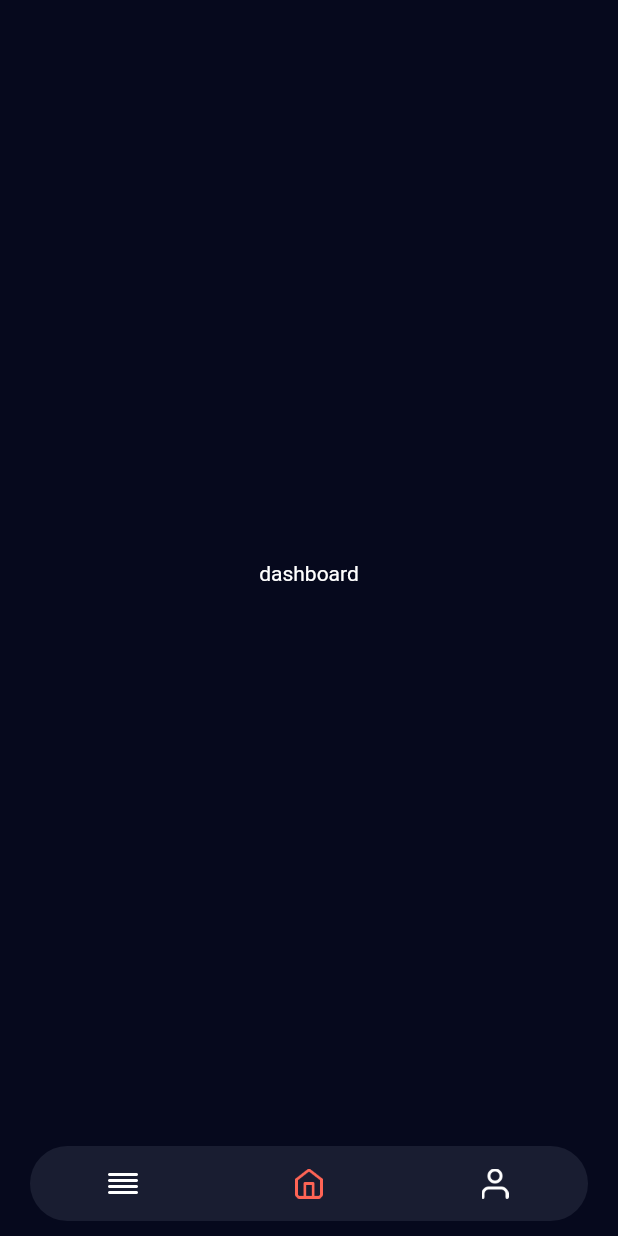
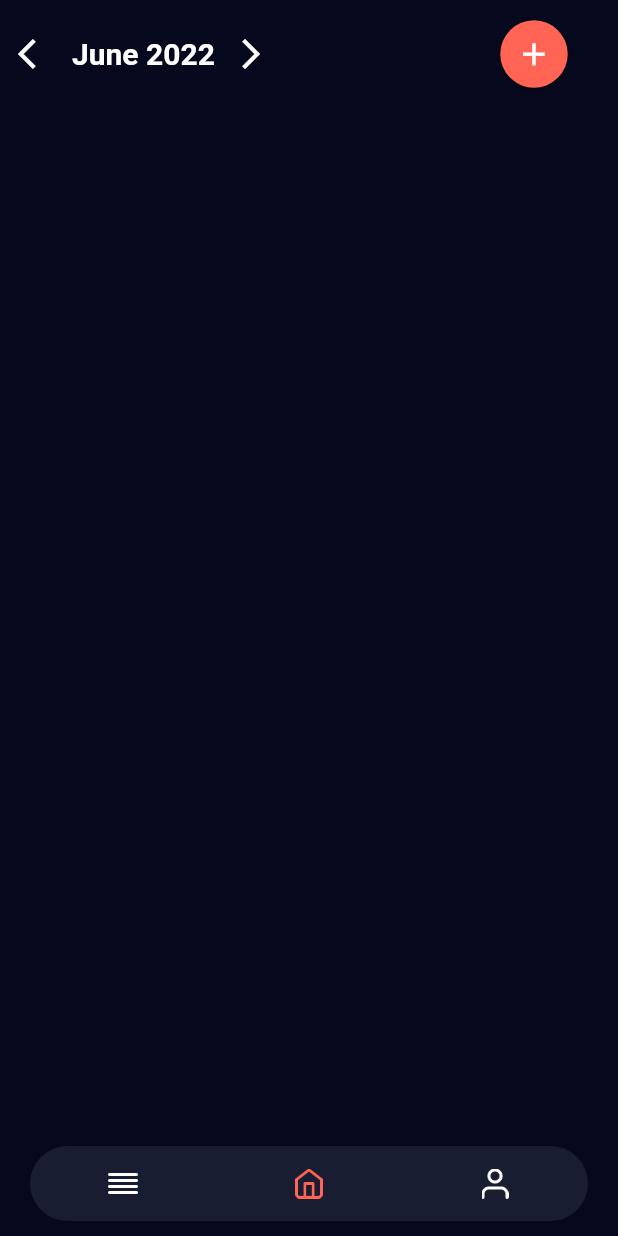
Before and after one commit to aakzsh/flaneur, a Flutter app: the screen it shows after launch, on a phone screen of 412 x 824 dp. Run offline on Flutter 3.47's test engine with Material 2 defaults, Android fonts, the phone set to English and light mode, and no system bars; missing offline and left inert: localstore.

Commit message:
dashboard page ui

```diff
--- a/lib/screens/dashboard.dart
+++ b/lib/screens/dashboard.dart
@@ -1,4 +1,5 @@
 import 'package:flaneur/constants/colors.dart';
+import 'package:flaneur/screens/new.dart';
 import 'package:flutter/material.dart';
 
 class Dashboard extends StatefulWidget {
@@ -13,7 +14,48 @@ class _DashboardState extends State<Dashboard> {
   Widget build(BuildContext context) {
     return Scaffold(
       backgroundColor: AppColors().bgclr,
-      body: Center(child: Text("dashboard")),
+      body: SafeArea(
+        child: Container(
+            child: Padding(
+          padding: const EdgeInsets.all(12.0),
+          child: Column(
+            children: <Widget>[
+              Row(
+                mainAxisAlignment: MainAxisAlignment.spaceBetween,
+                children: <Widget>[
+                  Row(
+                    mainAxisAlignment: MainAxisAlignment.spaceAround,
+                    children: <Widget>[
+                      Icon(Icons.arrow_back_ios),
+                      Padding(
+                        padding: const EdgeInsets.all(12.0),
+                        child: Text("June 2022",
+                            style: TextStyle(
+                                fontWeight: FontWeight.w700, fontSize: 20)),
+                      ),
+                      Icon(Icons.arrow_forward_ios)
+                    ],
+                  ),
+                  RawMaterialButton(
+                    onPressed: () {
+                      Navigator.of(context)
+                          .push(MaterialPageRoute(builder: (context) => New()));
+                    },
+                    elevation: 2.0,
+                    fillColor: AppColors().accent,
+                    child: Icon(
+                      Icons.add,
+                      size: 25.0,
+                    ),
+                    padding: EdgeInsets.all(10.0),
+                    shape: CircleBorder(),
+                  )
+                ],
+              )
+            ],
+          ),
+        )),
+      ),
     );
   }
 }
```
